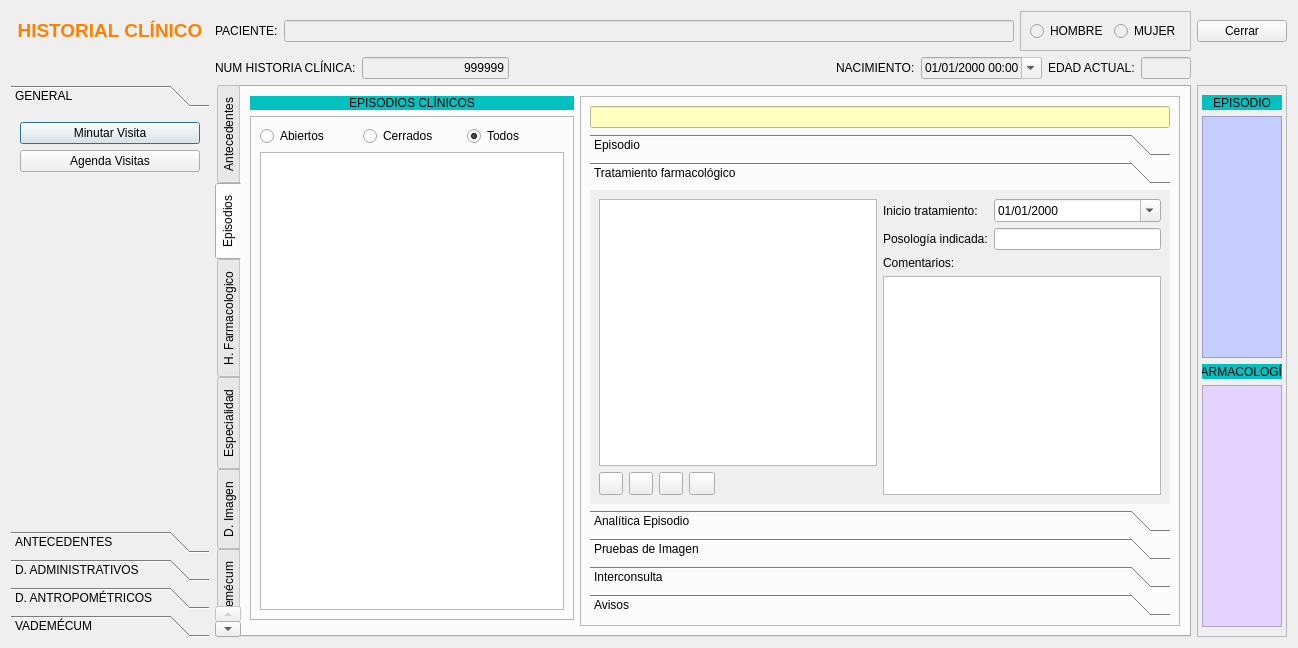
Qt form frmfichapaciente.ui (arcnexus/RedFoX) before a commit.
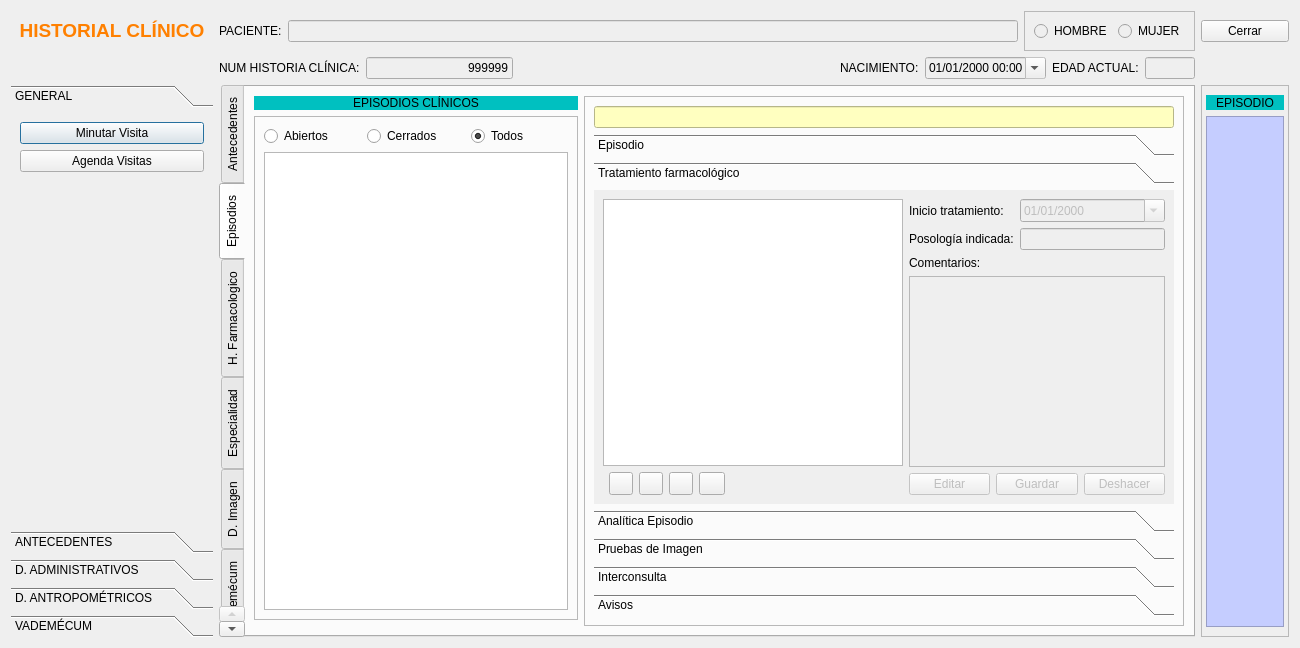
The same form after that commit. The open tabs and pages were chosen to show the change. Icons and pictures are not drawn.

Commit message: Control farmacología episodios

What changed in the file:
```diff
--- a/frmfichapaciente.ui
+++ b/frmfichapaciente.ui
@@ -9,7 +9,7 @@
    <rect>
     <x>0</x>
     <y>0</y>
-    <width>1298</width>
+    <width>1300</width>
     <height>648</height>
    </rect>
   </property>
@@ -229,274 +229,6 @@
         </layout>
        </widget>
       </item>
-      <item row="2" column="0">
-       <widget class="QLabel" name="label_75">
-        <property name="minimumSize">
-         <size>
-          <width>78</width>
-          <height>0</height>
-         </size>
-        </property>
-        <property name="maximumSize">
-         <size>
-          <width>16777215</width>
-          <height>15</height>
-         </size>
-        </property>
-        <property name="styleSheet">
-         <string notr="true">background-color: rgb(0, 192, 192);
-font: 7pt &quot;Sans Serif&quot;;</string>
-        </property>
-        <property name="text">
-         <string>FARMACOLOGÍA</string>
-        </property>
-        <property name="scaledContents">
-         <bool>false</bool>
-        </property>
-        <property name="alignment">
-         <set>Qt::AlignCenter</set>
-        </property>
-       </widget>
-      </item>
-      <item row="3" column="0">
-       <widget class="QFrame" name="frame_23">
-        <property name="styleSheet">
-         <string notr="true">background-color: rgb(228, 211, 255);</string>
-        </property>
-        <property name="frameShape">
-         <enum>QFrame::StyledPanel</enum>
-        </property>
-        <property name="frameShadow">
-         <enum>QFrame::Raised</enum>
-        </property>
-        <layout class="QGridLayout" name="gridLayout_42">
-         <item row="0" column="0">
-          <widget class="QLabel" name="label_71">
-           <property name="maximumSize">
-            <size>
-             <width>21</width>
-             <height>21</height>
-            </size>
-           </property>
-           <property name="text">
-            <string/>
-           </property>
-           <property name="pixmap">
-            <pixmap resource="terra.qrc">:/Icons/GIF/capacidad_conducir.gif</pixmap>
-           </property>
-           <property name="scaledContents">
-            <bool>true</bool>
-           </property>
-          </widget>
-         </item>
-         <item row="0" column="1">
-          <widget class="QLabel" name="label_73">
-           <property name="maximumSize">
-            <size>
-             <width>21</width>
-             <height>21</height>
-            </size>
-           </property>
-           <property name="text">
-            <string/>
-           </property>
-           <property name="pixmap">
-            <pixmap resource="terra.qrc">:/Icons/GIF/fotosensibilidada.gif</pixmap>
-           </property>
-           <property name="scaledContents">
-            <bool>true</bool>
-           </property>
-          </widget>
-         </item>
-         <item row="1" column="0">
-          <widget class="QLabel" name="label_76">
-           <property name="maximumSize">
-            <size>
-             <width>21</width>
-             <height>21</height>
-            </size>
-           </property>
-           <property name="toolTip">
-            <string>Lactancia (permitido)</string>
-           </property>
-           <property name="autoFillBackground">
-            <bool>false</bool>
-           </property>
-           <property name="text">
-            <string/>
-           </property>
-           <property name="pixmap">
-            <pixmap resource="terra.qrc">:/Icons/GIF/lactancia.gif</pixmap>
-           </property>
-           <property name="scaledContents">
-            <bool>true</bool>
-           </property>
-          </widget>
-         </item>
-         <item row="1" column="1">
-          <widget class="QLabel" name="label_83">
-           <property name="maximumSize">
-            <size>
-             <width>21</width>
-             <height>21</height>
-            </size>
-           </property>
-           <property name="text">
-            <string/>
-           </property>
-           <property name="pixmap">
-            <pixmap resource="terra.qrc">:/Icons/GIF/capacidad_conducir.gif</pixmap>
-           </property>
-           <property name="scaledContents">
-            <bool>true</bool>
-           </property>
-          </widget>
-         </item>
-         <item row="2" column="0">
-          <widget class="QLabel" name="label_72">
-           <property name="maximumSize">
-            <size>
-             <width>21</width>
-             <height>21</height>
-            </size>
-           </property>
-           <property name="toolTip">
-            <string>Lactancia (Precaución</string>
-           </property>
-           <property name="text">
-            <string/>
-           </property>
-           <property name="pixmap">
-            <pixmap resource="terra.qrc">:/Icons/GIF/lactancia_indefinido.gif</pixmap>
-           </property>
-           <property name="scaledContents">
-            <bool>true</bool>
-           </property>
-          </widget>
-         </item>
-         <item row="2" column="1">
-          <widget class="QLabel" name="label_81">
-           <property name="maximumSize">
-            <size>
-             <width>21</width>
-             <height>21</height>
-            </size>
-           </property>
-           <property name="text">
-            <string/>
-           </property>
-           <property name="pixmap">
-            <pixmap resource="terra.qrc">:/Icons/GIF/lactancia_precaucion.gif</pixmap>
-           </property>
-           <property name="scaledContents">
-            <bool>true</bool>
-           </property>
-          </widget>
-         </item>
-         <item row="3" column="0">
-          <widget class="QLabel" name="label_82">
-           <property name="maximumSize">
-            <size>
-             <width>21</width>
-             <height>21</height>
-            </size>
-           </property>
-           <property name="toolTip">
-            <string>Lactancia (Prohibido)</string>
-           </property>
-           <property name="text">
-            <string/>
-           </property>
-           <property name="pixmap">
-            <pixmap resource="terra.qrc">:/Icons/GIF/lactancia_evitar.gif</pixmap>
-           </property>
-           <property name="scaledContents">
-            <bool>true</bool>
-           </property>
-          </widget>
-         </item>
-         <item row="3" column="1">
-          <widget class="QLabel" name="label_79">
-           <property name="maximumSize">
-            <size>
-             <width>21</width>
-             <height>21</height>
-            </size>
-           </property>
-           <property name="text">
-            <string/>
-           </property>
-           <property name="pixmap">
-            <pixmap resource="terra.qrc">:/Icons/GIF/categoria_B.gif</pixmap>
-           </property>
-           <property name="scaledContents">
-            <bool>true</bool>
-           </property>
-          </widget>
-         </item>
-         <item row="4" column="0">
-          <widget class="QLabel" name="label_80">
-           <property name="maximumSize">
-            <size>
-             <width>21</width>
-             <height>21</height>
-            </size>
-           </property>
-           <property name="text">
-            <string/>
-           </property>
-           <property name="pixmap">
-            <pixmap resource="terra.qrc">:/Icons/GIF/categoria_C.gif</pixmap>
-           </property>
-           <property name="scaledContents">
-            <bool>true</bool>
-           </property>
-          </widget>
-         </item>
-         <item row="4" column="1">
-          <widget class="QLabel" name="label_77">
-           <property name="maximumSize">
-            <size>
-             <width>21</width>
-             <height>21</height>
-            </size>
-           </property>
-           <property name="text">
-            <string/>
-           </property>
-           <property name="pixmap">
-            <pixmap resource="terra.qrc">:/Icons/GIF/categoria_D.gif</pixmap>
-           </property>
-           <property name="scaledContents">
-            <bool>true</bool>
-           </property>
-          </widget>
-         </item>
-         <item row="5" column="0">
-          <widget class="QLabel" name="label_78">
-           <property name="maximumSize">
-            <size>
-             <width>21</width>
-             <height>21</height>
-            </size>
-           </property>
-           <property name="autoFillBackground">
-            <bool>false</bool>
-           </property>
-           <property name="text">
-            <string/>
-           </property>
-           <property name="pixmap">
-            <pixmap resource="terra.qrc">:/Icons/GIF/prohibido_determinados_deportes.gif</pixmap>
-           </property>
-           <property name="scaledContents">
-            <bool>true</bool>
-           </property>
-          </widget>
-         </item>
-        </layout>
-       </widget>
-      </item>
      </layout>
     </widget>
    </item>
@@ -519,8 +251,8 @@
        <rect>
         <x>0</x>
         <y>0</y>
-        <width>200</width>
-        <height>418</height>
+        <width>208</width>
+        <height>388</height>
        </rect>
       </property>
       <attribute name="label">
@@ -2118,17 +1850,117 @@
               <rect>
                <x>0</x>
                <y>0</y>
-               <width>576</width>
-               <height>334</height>
+               <width>578</width>
+               <height>287</height>
               </rect>
              </property>
              <attribute name="label">
               <string>Tratamiento farmacológico</string>
              </attribute>
              <layout class="QGridLayout" name="gridLayout_7">
-              <item row="0" column="0">
+              <item row="1" column="1">
+               <widget class="QPushButton" name="btnEditarFarmacologia">
+                <property name="enabled">
+                 <bool>false</bool>
+                </property>
+                <property name="text">
+                 <string>Editar</string>
+                </property>
+                <property name="icon">
+                 <iconset resource="terra.qrc">
+                  <normaloff>:/Icons/PNG/edit.png</normaloff>:/Icons/PNG/edit.png</iconset>
+                </property>
+               </widget>
+              </item>
+              <item row="1" column="2">
+               <widget class="QPushButton" name="btnGuardarFarmacologia">
+                <property name="enabled">
+                 <bool>false</bool>
+                </property>
+                <property name="text">
+                 <string>Guardar</string>
+                </property>
+                <property name="icon">
+                 <iconset resource="terra.qrc">
+                  <normaloff>:/Icons/PNG/Save.png</normaloff>:/Icons/PNG/Save.png</iconset>
+                </property>
+               </widget>
+              </item>
+              <item row="1" column="3">
+               <widget class="QPushButton" name="btnDeshacerFarmacologia">
+                <property name="enabled">
+                 <bool>false</bool>
+                </property>
+                <property name="text">
+                 <string>Deshacer</string>
+                </property>
+                <property name="icon">
+                 <iconset resource="terra.qrc">
+                  <normaloff>:/Icons/PNG/undo.png</normaloff>:/Icons/PNG/undo.png</iconset>
+                </property>
+               </widget>
+              </item>
+              <item row="0" column="1" colspan="3">
+               <layout class="QGridLayout" name="gridLayout_5">
+                <item row="0" column="1">
+                 <widget class="QLabel" name="label_8">
+                  <property name="text">
+                   <string>Inicio tratamiento:</string>
+                  </property>
+                 </widget>
+                </item>
+                <item row="0" column="2">
+                 <widget class="QDateEdit" name="txtInicioTratamientoFarma">
+                  <property name="enabled">
+                   <bool>false</bool>
+                  </property>
+                  <property name="displayFormat">
+                   <string>dd/MM/yyyy</string>
+                  </property>
+                  <property name="calendarPopup">
+                   <bool>true</bool>
+                  </property>
+                 </widget>
+                </item>
+                <item row="1" column="1">
+                 <widget class="QLabel" name="label_9">
+                  <property name="text">
+                   <string>Posología indicada:</string>
+                  </property>
+                 </widget>
+                </item>
+                <item row="1" column="2">
+                 <widget class="QLineEdit" name="txtPosologiaFarma">
+                  <property name="enabled">
+                   <bool>false</bool>
+                  </property>
+                 </widget>
+                </item>
+                <item row="2" column="1">
+                 <widget class="QLabel" name="label_10">
+                  <property name="maximumSize">
+                   <size>
+                    <width>16777215</width>
+                    <height>15</height>
+                   </size>
+                  </property>
+                  <property name="text">
+                   <string>Comentarios:</string>
+                  </property>
+                 </widget>
+                </item>
+                <item row="3" column="1" colspan="2">
+                 <widget class="QTextEdit" name="txtComentariosFarma">
+                  <property name="enabled">
+                   <bool>false</bool>
+                  </property>
+                 </widget>
+                </item>
+               </layout>
+              </item>
+              <item row="0" column="0" rowspan="2">
                <layout class="QGridLayout" name="gridLayout_6">
-                <item row="1" column="2">
+                <item row="1" column="3">
                  <widget class="QToolButton" name="btnVerFarma">
                   <property name="toolTip">
                    <string>Documentación Fármaco</string>
@@ -2142,7 +1974,7 @@
                   </property>
                  </widget>
                 </item>
-                <item row="1" column="3">
+                <item row="1" column="4">
                  <widget class="QPushButton" name="btnImprimirMedicamentosEpisiodio">
                   <property name="maximumSize">
                    <size>
@@ -2168,7 +2000,7 @@
                   </property>
                  </widget>
                 </item>
-                <item row="1" column="1">
+                <item row="1" column="2">
                  <widget class="QToolButton" name="btnBorrarFarma">
                   <property name="toolTip">
                    <string>Borrar Farmacología</string>
@@ -2182,7 +2014,7 @@
                   </property>
                  </widget>
                 </item>
-                <item row="1" column="4">
+                <item row="1" column="5">
                  <spacer name="horizontalSpacer_2">
                   <property name="orientation">
                    <enum>Qt::Horizontal</enum>
@@ -2195,7 +2027,7 @@
                   </property>
                  </spacer>
                 </item>
-                <item row="1" column="0">
+                <item row="1" column="1">
                  <widget class="QToolButton" name="btnAnadirFarma">
                   <property name="toolTip">
                    <string>Nuevo fármaco</string>
@@ -2210,54 +2042,7 @@
                  </widget>
                 </item>
                 <item row="0" column="0" colspan="6">
-                 <widget class="QTableView" name="listaTratamientosFarma"/>
-                </item>
-               </layout>
-              </item>
-              <item row="0" column="1">
-               <layout class="QGridLayout" name="gridLayout_5">
-                <item row="0" column="0">
-                 <widget class="QLabel" name="label_8">
-                  <property name="text">
-                   <string>Inicio tratamiento:</string>
-                  </property>
-                 </widget>
-                </item>
-                <item row="0" column="1">
-                 <widget class="QDateEdit" name="txtInicioTratamientoFarma">
-                  <property name="displayFormat">
-                   <string>dd/MM/yyyy</string>
-                  </property>
-                  <property name="calendarPopup">
-                   <bool>true</bool>
-                  </property>
-                 </widget>
-                </item>
-                <item row="1" column="0">
-                 <widget class="QLabel" name="label_9">
-                  <property name="text">
-                   <string>Posología indicada:</string>
-                  </property>
-                 </widget>
-                </item>
-                <item row="1" column="1">
-                 <widget class="QLineEdit" name="txtPosologiaFarma"/>
-                </item>
-                <item row="2" column="0">
-                 <widget class="QLabel" name="label_10">
-                  <property name="maximumSize">
-                   <size>
-                    <width>16777215</width>
-                    <height>15</height>
-                   </size>
-                  </property>
-                  <property name="text">
-                   <string>Comentarios:</string>
-                  </property>
-                 </widget>
-                </item>
-                <item row="3" column="0" colspan="2">
-                 <widget class="QTextEdit" name="txtComentariosFarma"/>
+                 <widget class="QTableWidget" name="listaTratamientosFarma"/>
                 </item>
                </layout>
               </item>
```
Left out of the diff: 52 changed lines with no effect on the pictures. The commit also changes 12 other files.
